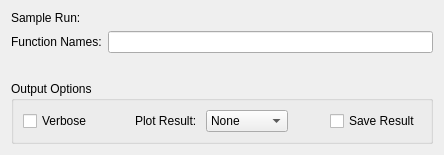
This is Code/Mantid/MantidQt/CustomInterfaces/inc/MantidQtCustomInterfaces/IndirectMolDyn.ui in mantidproject/mantid as Qt 5 draws it before an edit. The edited form follows.
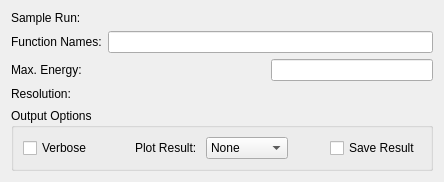
This is the edited form. Custom widgets are drawn as their Qt base class.

The edit to the form file:
```diff
--- a/Code/Mantid/MantidQt/CustomInterfaces/inc/MantidQtCustomInterfaces/IndirectMolDyn.ui
+++ b/Code/Mantid/MantidQt/CustomInterfaces/inc/MantidQtCustomInterfaces/IndirectMolDyn.ui
@@ -7,7 +7,7 @@
     <x>0</x>
     <y>0</y>
     <width>444</width>
-    <height>155</height>
+    <height>182</height>
    </rect>
   </property>
   <property name="windowTitle">
@@ -58,6 +58,71 @@
        </property>
       </widget>
      </item>
+     <item row="2" column="0">
+      <widget class="QLabel" name="lblEnergyCrop">
+       <property name="text">
+        <string>Max. Energy:</string>
+       </property>
+      </widget>
+     </item>
+     <item row="3" column="0">
+      <widget class="QLabel" name="lblResolution">
+       <property name="text">
+        <string>Resolution:</string>
+       </property>
+      </widget>
+     </item>
+     <item row="3" column="1">
+       <widget class="MantidQt::MantidWidgets::DataSelector" name="dsResolution" native="true">
+        <property name="sizePolicy">
+         <sizepolicy hsizetype="Minimum" vsizetype="Fixed">
+          <horstretch>0</horstretch>
+          <verstretch>0</verstretch>
+         </sizepolicy>
+        </property>
+        <property name="autoLoad" stdset="0">
+         <bool>true</bool>
+        </property>
+        <property name="loadLabelText" stdset="0">
+         <string/>
+        </property>
+        <property name="workspaceSuffixes" stdset="0">
+         <stringlist>
+          <string>_red</string>
+          <string>_res</string>
+         </stringlist>
+        </property>
+        <property name="fileBrowserSuffixes" stdset="0">
+         <stringlist>
+          <string>_red.nxs</string>
+          <string>_res.nxs</string>
+         </stringlist>
+        </property>
+        <property name="showLoad" stdset="0">
+         <bool>false</bool>
+        </property>
+       </widget>
+     </item>
+     <item row="2" column="1">
+      <layout class="QHBoxLayout" name="horizontalLayout_2">
+       <item>
+        <spacer name="horizontalSpacer">
+         <property name="orientation">
+          <enum>Qt::Horizontal</enum>
+         </property>
+         <property name="sizeHint" stdset="0">
+          <size>
+           <width>40</width>
+           <height>20</height>
+          </size>
+         </property>
+        </spacer>
+       </item>
+       <item>
+        <widget class="QLineEdit" name="leMaxEnergy"/>
+       </item>
+      </layout>
+     </item>
     </layout>
    </item>
    <item>
@@ -165,6 +230,11 @@
   </layout>
  </widget>
  <customwidgets>
+  <customwidget>
+   <class>MantidQt::MantidWidgets::DataSelector</class>
+   <extends>QWidget</extends>
+   <header>MantidQtMantidWidgets/DataSelector.h</header>
+  </customwidget>
   <customwidget>
    <class>MantidQt::MantidWidgets::MWRunFiles</class>
    <extends>QWidget</extends>
```
Left out of the diff: 4 changed lines with no effect on the pictures.
